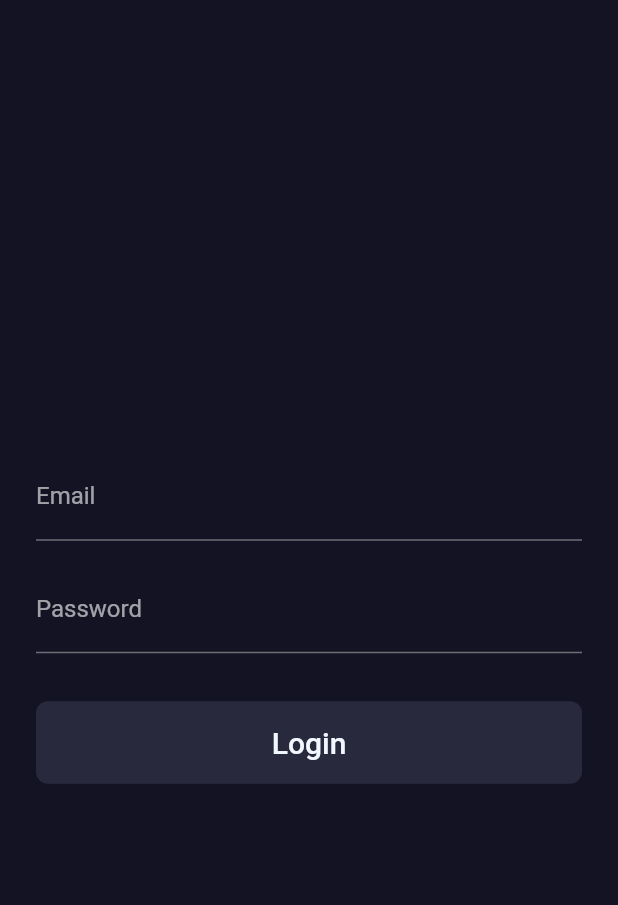
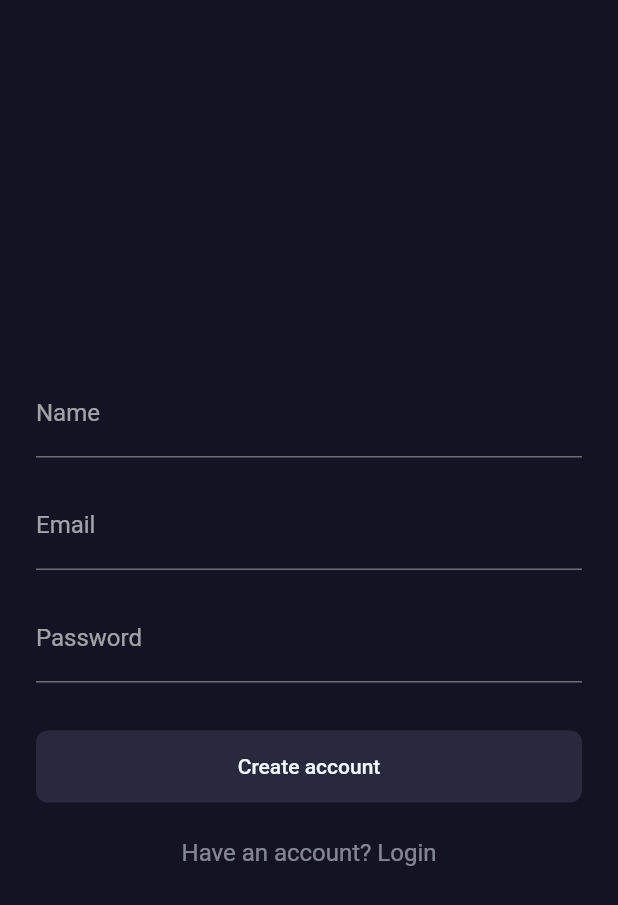
Before and after one commit to Basith-P/Dairy-App, a Flutter app: the screen it shows after launch, on a phone screen of 412 x 824 dp. Shown: the top 905 px of the screen. Run offline on Flutter 3.47's test engine with Material 2 defaults, Android fonts, the phone set to English and light mode, and no system bars.

Commit message:
Set up signup  page

```diff
--- a/lib/views/auth/auth_page.dart
+++ b/lib/views/auth/auth_page.dart
@@ -1,6 +1,14 @@
 import 'package:flutter/material.dart';
+import 'package:th_diary/config/themes/colors.dart';
 
-class AuthPage extends StatelessWidget {
+class AuthPage extends StatefulWidget {
+  @override
+  State<AuthPage> createState() => _AuthPageState();
+}
+
+class _AuthPageState extends State<AuthPage> {
+  bool _wantLogin = false;
+
   @override
   Widget build(BuildContext context) {
     return Scaffold(
@@ -12,19 +20,37 @@ class AuthPage extends StatelessWidget {
               crossAxisAlignment: CrossAxisAlignment.stretch,
               mainAxisSize: MainAxisSize.min,
               children: [
+                if (!_wantLogin)
+                  TextFormField(
+                    decoration: const InputDecoration(labelText: 'Name'),
+                  ),
+                if (!_wantLogin) const SizedBox(height: 16),
                 TextFormField(
-                  decoration: InputDecoration(labelText: 'Email'),
+                  decoration: const InputDecoration(labelText: 'Email'),
                 ),
                 const SizedBox(height: 16),
                 TextFormField(
-                  decoration: InputDecoration(labelText: 'Password'),
+                  decoration: const InputDecoration(labelText: 'Password'),
                 ),
                 const SizedBox(height: 32),
                 TextButton(
                   onPressed: () {},
                   child: Text(
-                    'Login',
-                    style: TextStyle(fontSize: 20),
+                    _wantLogin ? 'Login' : 'Create account',
+                    // style: const TextStyle(fontSize: 18),
+                  ),
+                ),
+                const SizedBox(height: 24),
+                GestureDetector(
+                  onTap: () => setState(() {
+                    _wantLogin = !_wantLogin;
+                  }),
+                  child: Text(
+                    _wantLogin ? 'Create an account' : 'Have an account? Login',
+                    textAlign: TextAlign.center,
+                    style: TextStyle(
+                      color: secondaryTextColor,
+                    ),
                   ),
                 ),
               ],
```
